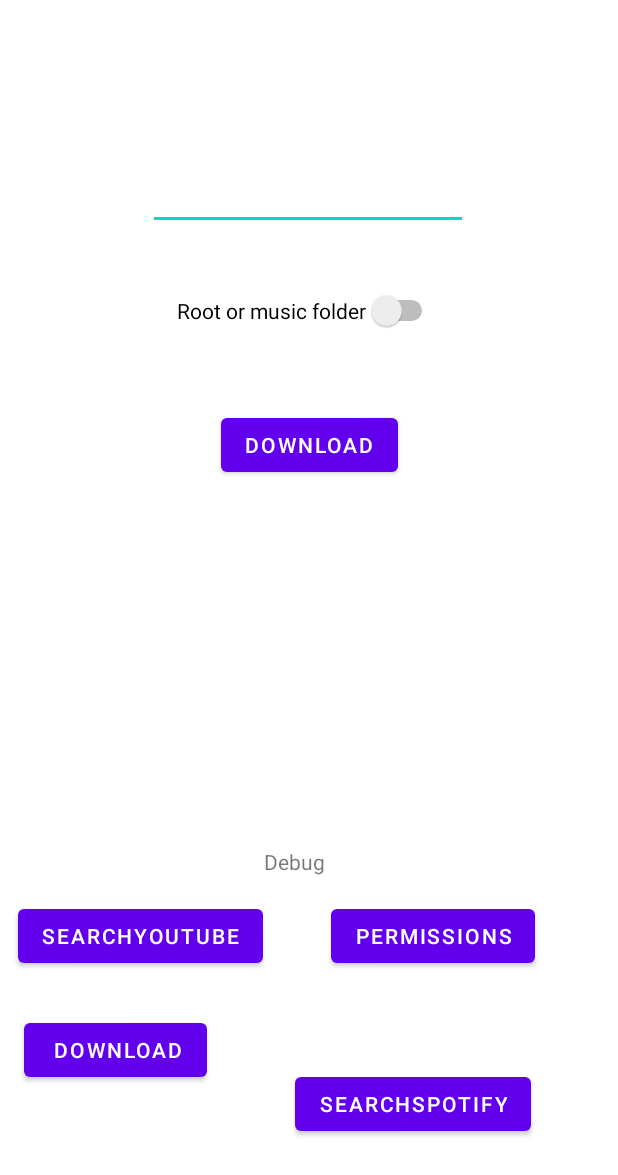
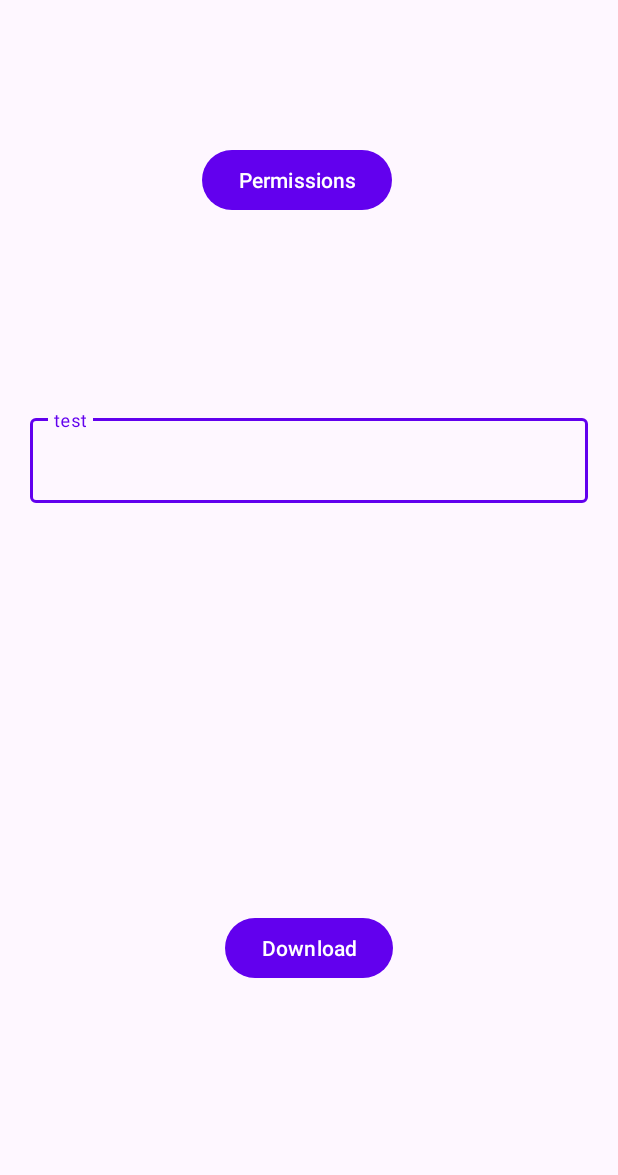
Before and after one commit to kostas214/SpotifyDownloader, an Android app: the layout activity_main.xml on its own in the app's theme, with its tools: preview values and no code run, on a phone screen of 412 x 824 dp. Shown: the top 1175 px of the screen. Run offline under Robolectric (Android 15) with nearby library versions, the light colour scheme and no system bars.

Commit message:
Minor Changed and Improved ui
Added changes like:Adding dependencies for Material3, Added Material3 theme, Added new a cool new text input field

```diff
--- a/app/build.gradle
+++ b/app/build.gradle
@@ -77,5 +77,8 @@ dependencies {
     testImplementation 'junit:junit:4.12'
     testImplementation 'org.mockito:mockito-core:1.10.19'
     testImplementation 'junit:junit:4.12'
+    implementation("androidx.compose.material3:material3:1.0.1")
+    implementation("androidx.compose.material3:material3-window-size-class:1.0.1")
+
 
 }
--- a/app/src/main/AndroidManifest.xml
+++ b/app/src/main/AndroidManifest.xml
@@ -19,7 +19,7 @@
         android:roundIcon="@mipmap/ic_launcher_round"
         android:supportsRtl="true"
         android:theme="@style/Theme.Chaquopy"
-        tools:targetApi="31">
+        tools:targetApi="32">
         <activity
             android:name=".MainActivity"
             android:exported="true">
--- a/app/src/main/java/com/example/SpotifyDownloader/MainActivity.kt
+++ b/app/src/main/java/com/example/SpotifyDownloader/MainActivity.kt
@@ -39,6 +39,8 @@ class MainActivity : AppCompatActivity() {
 
 
 
+
+
         binding.perms.setOnClickListener {
             if (Build.VERSION.SDK_INT >= Build.VERSION_CODES.M && Build.VERSION.SDK_INT < Build.VERSION_CODES.R) {
                 ActivityCompat.requestPermissions(
@@ -59,7 +61,7 @@ class MainActivity : AppCompatActivity() {
             val task1 = Thread {
                 val data = module.callAttr(
                     "songSearchSpotify",
-                    binding.editTextTextPersonName.text.toString()
+                    binding.PlaylistLinkEditText.text.toString()
                 ).asList().toList()
                 songNames = data[0].asList()
                 songURLS = data[1].asList()
--- a/app/src/main/res/layout/activity_main.xml
+++ b/app/src/main/res/layout/activity_main.xml
@@ -11,87 +11,46 @@
         android:id="@+id/perms"
         android:layout_width="wrap_content"
         android:layout_height="wrap_content"
-        android:layout_marginTop="16dp"
+        android:layout_marginTop="96dp"
         android:text="Permissions"
         app:layout_constraintEnd_toEndOf="parent"
-        app:layout_constraintHorizontal_bias="0.448"
-        app:layout_constraintStart_toEndOf="@+id/searchYoutube"
-        app:layout_constraintTop_toBottomOf="@+id/textView" />
-
-    <Button
-        android:id="@+id/download"
-        android:layout_width="wrap_content"
-        android:layout_height="wrap_content"
-        android:layout_marginStart="16dp"
-        android:layout_marginTop="28dp"
-        android:paddingLeft="20dp"
-        android:text="Download"
-        app:layout_constraintStart_toStartOf="parent"
-        app:layout_constraintTop_toBottomOf="@+id/searchYoutube" />
-
-    <Button
-        android:id="@+id/search"
-        android:layout_width="wrap_content"
-        android:layout_height="wrap_content"
-        android:text="SearchSpotify"
-        app:layout_constraintBottom_toBottomOf="parent"
-        app:layout_constraintEnd_toEndOf="parent"
-        app:layout_constraintStart_toEndOf="@+id/download"
-        app:layout_constraintTop_toBottomOf="@+id/perms" />
-
-    <Button
-        android:id="@+id/searchYoutube"
-        android:layout_width="wrap_content"
-        android:layout_height="wrap_content"
-        android:layout_marginStart="12dp"
-        android:layout_marginTop="600dp"
-        android:text="SearchYoutube"
+        app:layout_constraintHorizontal_bias="0.473"
         app:layout_constraintStart_toStartOf="parent"
         app:layout_constraintTop_toTopOf="parent" />
-
-    <TextView
-        android:id="@+id/textView"
-        android:layout_width="wrap_content"
-        android:layout_height="wrap_content"
-        android:layout_marginBottom="16dp"
-        android:text="Debug"
-        app:layout_constraintBottom_toTopOf="@+id/searchYoutube"
-        app:layout_constraintEnd_toEndOf="parent"
-        app:layout_constraintHorizontal_bias="0.474"
-        app:layout_constraintStart_toStartOf="parent" />
-
-    <EditText
-        android:id="@+id/editTextTextPersonName"
-        android:layout_width="wrap_content"
-        android:layout_height="wrap_content"
-        android:layout_marginTop="108dp"
-        android:ems="10"
-        android:inputType="textPersonName"
-        app:layout_constraintEnd_toEndOf="parent"
-        app:layout_constraintHorizontal_bias="0.497"
-        app:layout_constraintStart_toStartOf="parent"
-        app:layout_constraintTop_toTopOf="parent" />
-
-    <Switch
-        android:id="@+id/playlistLink"
-        android:layout_width="wrap_content"
-        android:layout_height="wrap_content"
-        android:layout_marginTop="40dp"
-        android:text="Root or music folder"
-        app:layout_constraintEnd_toEndOf="parent"
-        app:layout_constraintHorizontal_bias="0.497"
-        app:layout_constraintStart_toStartOf="parent"
-        app:layout_constraintTop_toBottomOf="@+id/editTextTextPersonName" />
 
     <Button
         android:id="@+id/download2"
         android:layout_width="wrap_content"
         android:layout_height="wrap_content"
-        android:layout_marginTop="52dp"
+        android:layout_marginBottom="168dp"
         android:text="Download"
+        app:layout_constraintBottom_toBottomOf="parent"
         app:layout_constraintEnd_toEndOf="parent"
-        app:layout_constraintStart_toStartOf="parent"
-        app:layout_constraintTop_toBottomOf="@+id/playlistLink" />
+        app:layout_constraintStart_toStartOf="parent" />
+
+
+
+    <com.google.android.material.textfield.TextInputLayout
+        android:id="@+id/PLaylistLinkTextBox"
+        android:layout_width="match_parent"
+        android:layout_height="wrap_content"
+        android:hint="test"
+        android:layout_marginLeft="20dp"
+        android:layout_marginRight="20dp"
+        app:layout_constraintTop_toBottomOf="@id/perms"
+        app:layout_constraintBottom_toTopOf="@id/download2"
+        app:layout_constraintLeft_toLeftOf="parent"
+        app:layout_constraintRight_toRightOf="parent"
+
+        app:layout_constraintTop_toTopOf="parent">
+
+        <com.google.android.material.textfield.TextInputEditText
+            android:id="@+id/PlaylistLinkEditText"
+            android:layout_width="match_parent"
+            android:layout_height="wrap_content"
+            android:inputType="textUri" />
+
+    </com.google.android.material.textfield.TextInputLayout>
 
 
 </androidx.constraintlayout.widget.ConstraintLayout>
--- a/app/src/main/res/values-night/themes.xml
+++ b/app/src/main/res/values-night/themes.xml
@@ -1,6 +1,6 @@
 <resources xmlns:tools="http://schemas.android.com/tools">
     <!-- Base application theme. -->
-    <style name="Theme.Chaquopy" parent="Theme.MaterialComponents.DayNight.DarkActionBar">
+    <style name="Theme.Chaquopy" parent="Theme.Material3.Dark">
         <!-- Primary brand color. -->
         <item name="colorPrimary">@color/purple_200</item>
         <item name="colorPrimaryVariant">@color/purple_700</item>
--- a/app/src/main/res/values/strings.xml
+++ b/app/src/main/res/values/strings.xml
@@ -1,3 +1,4 @@
 <resources>
     <string name="app_name">Spotify Downloader</string>
+    <string name="textfield_label">Playlist LInk</string>
 </resources>
--- a/app/src/main/res/values/themes.xml
+++ b/app/src/main/res/values/themes.xml
@@ -1,6 +1,6 @@
 <resources xmlns:tools="http://schemas.android.com/tools">
     <!-- Base application theme. -->
-    <style name="Theme.Chaquopy" parent="Theme.MaterialComponents.DayNight.DarkActionBar">
+    <style name="Theme.Chaquopy" parent="Theme.Material3.Light">
         <!-- Primary brand color. -->
         <item name="colorPrimary">@color/purple_500</item>
         <item name="colorPrimaryVariant">@color/purple_700</item>
```
